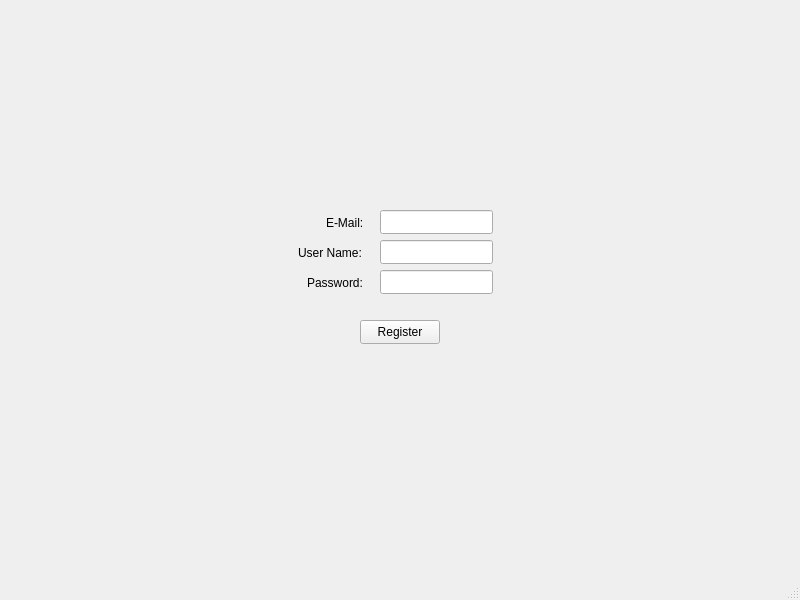
Hesham-E/SEC-Comp, file SocialMediaApp/mainwindow.ui: the form before one commit.
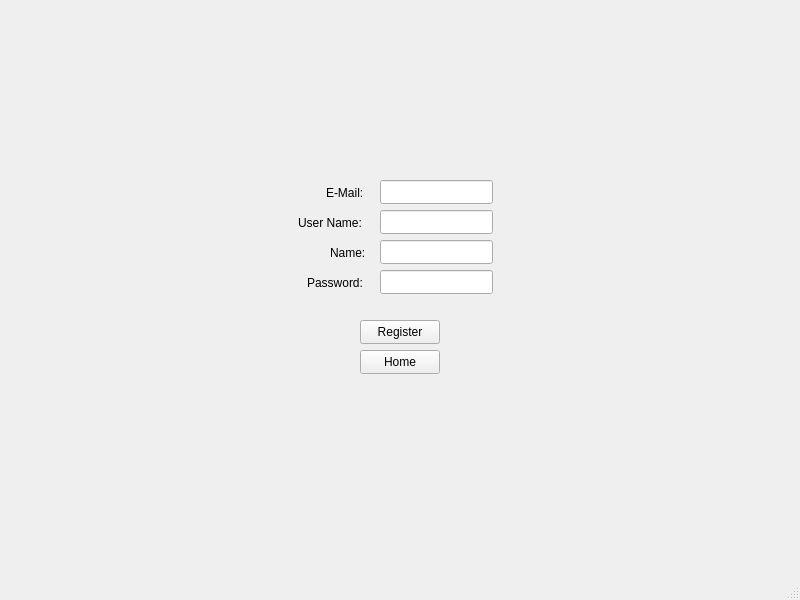
The form after the commit. The open tabs and pages were chosen to show the change.

Commit message: Finished Sign Up/Sign In Pages

The edit to the form file:
```diff
--- a/SocialMediaApp/mainwindow.ui
+++ b/SocialMediaApp/mainwindow.ui
@@ -145,7 +145,7 @@
       <property name="geometry">
        <rect>
         <x>326</x>
-        <y>215</y>
+        <y>185</y>
         <width>41</width>
         <height>16</height>
        </rect>
@@ -158,7 +158,7 @@
       <property name="geometry">
        <rect>
         <x>298</x>
-        <y>245</y>
+        <y>215</y>
         <width>71</width>
         <height>16</height>
        </rect>
@@ -184,7 +184,7 @@
       <property name="geometry">
        <rect>
         <x>380</x>
-        <y>210</y>
+        <y>180</y>
         <width>113</width>
         <height>24</height>
        </rect>
@@ -194,7 +194,7 @@
       <property name="geometry">
        <rect>
         <x>380</x>
-        <y>240</y>
+        <y>210</y>
         <width>113</width>
         <height>24</height>
        </rect>
@@ -223,6 +223,42 @@
        <string>Register</string>
       </property>
      </widget>
+     <widget class="QPushButton" name="homeButton">
+      <property name="geometry">
+       <rect>
+        <x>360</x>
+        <y>350</y>
+        <width>80</width>
+        <height>24</height>
+       </rect>
+      </property>
+      <property name="text">
+       <string>Home</string>
+      </property>
+     </widget>
+     <widget class="QLabel" name="signUpNameLabel">
+      <property name="geometry">
+       <rect>
+        <x>330</x>
+        <y>245</y>
+        <width>41</width>
+        <height>16</height>
+       </rect>
+      </property>
+      <property name="text">
+       <string>Name:</string>
+      </property>
+     </widget>
+     <widget class="QLineEdit" name="signUpNameField">
+      <property name="geometry">
+       <rect>
+        <x>380</x>
+        <y>240</y>
+        <width>113</width>
+        <height>24</height>
+       </rect>
+      </property>
+     </widget>
     </widget>
    </widget>
   </widget>
```
Left out of the diff: 30 changed lines with no effect on the pictures. The commit also changes 2 other files.
